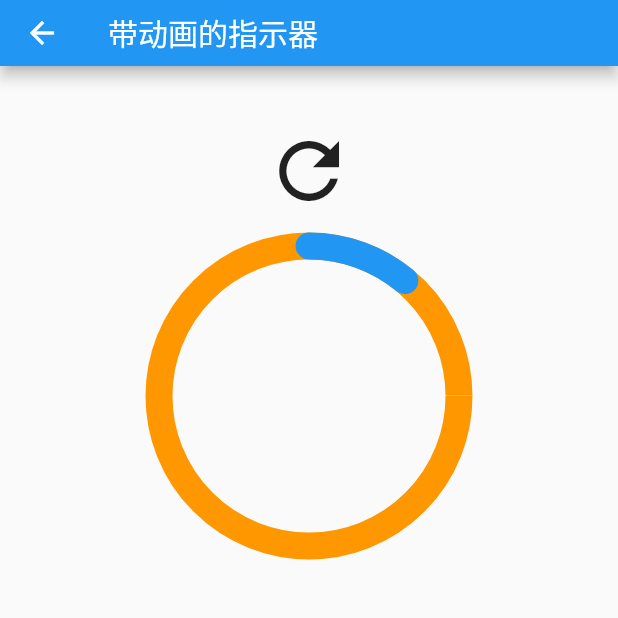
After one commit to dev-zhang/flutter_study, a Flutter app: the AnimatedIndicatorPage screen opened directly, after a tap on the "refresh" icon, on a phone screen of 412 x 824 dp, the top half of it. The commit adds this screen. Run offline on Flutter 3.47's test engine with Material 2 defaults, Android fonts, the phone set to English and light mode, and no system bars; our stand-ins replace event_bus, flutter_svg; missing offline and left inert: color_thief_flutter.

Commit message:
新增带动画的圆形进度指示器示例。

```diff
--- /dev/null
+++ b/lib/animation/animated_indicator_page.dart
@@ -0,0 +1,59 @@
+import 'dart:math';
+
+import 'package:flutter/material.dart';
+import 'package:flutter_study/animation/widget/animated_circular_progress_indicator.dart';
+import 'package:flutter_study/constant/constant.dart';
+
+class AnimatedIndicatorPage extends StatefulWidget {
+  @override
+  _AnimatedIndicatorPageState createState() => _AnimatedIndicatorPageState();
+}
+
+class _AnimatedIndicatorPageState extends State<AnimatedIndicatorPage> {
+  double _progress;
+
+  @override
+  Widget build(BuildContext context) {
+    return Scaffold(
+      appBar: PreferredSize(
+        child: AppBar(title: Text('带动画的指示器')),
+        preferredSize: Size.fromHeight(kAppBarHeight),
+      ),
+      body: Container(
+        width: double.infinity,
+        child: SingleChildScrollView(
+          padding: EdgeInsets.only(top: 40),
+          child: Column(
+            mainAxisAlignment: MainAxisAlignment.center,
+            mainAxisSize: MainAxisSize.max,
+            children: <Widget>[
+              FlatButton(
+                onPressed: () {
+                  setState(() {
+                    _progress = Random().nextDouble();
+                  });
+                },
+                child: Icon(
+                  Icons.refresh,
+                  size: 60,
+                ),
+              ),
+              SizedBox(height: 20),
+              Container(
+                width: 200,
+                height: 200,
+                child: AnimatedCircularProgressIndicator(
+                  duration: Duration(milliseconds: 400),
+                  value: _progress,
+                  strokeWidth: 18,
+                  backgroundColor: Colors.orange,
+                ),
+              ),
+              SizedBox(height: 20),
+            ],
+          ),
+        ),
+      ),
+    );
+  }
+}
--- a/lib/animation/animation_page.dart
+++ b/lib/animation/animation_page.dart
@@ -1,5 +1,6 @@
 import 'package:flutter/material.dart';
 import 'package:flutter_study/animation/animated_builder_page.dart';
+import 'package:flutter_study/animation/animated_indicator_page.dart';
 import 'package:flutter_study/animation/animated_switcher_page.dart';
 import 'package:flutter_study/animation/animated_widget_page.dart';
 import 'package:flutter_study/animation/animationcontroller_page.dart';
@@ -69,6 +70,11 @@ class AnimationPage extends StatelessWidget {
               title: '滚动的数字',
               targetPage: RollingNumberExamplePage(),
             ),
+            _buildItem(
+              context,
+              title: '带动画的指示器',
+              targetPage: AnimatedIndicatorPage(),
+            ),
           ],
         ),
       ),
--- /dev/null
+++ b/lib/animation/widget/animated_circular_progress_indicator.dart
@@ -0,0 +1,269 @@
+import 'package:flutter/material.dart';
+import 'dart:math' as math;
+
+const double _kMinCircularProgressIndicatorSize = 36.0;
+
+// Tweens used by circular progress indicator
+final Animatable<double> _kStrokeHeadTween = CurveTween(
+  curve: const Interval(0.0, 0.5, curve: Curves.fastOutSlowIn),
+).chain(CurveTween(
+  curve: const SawTooth(5),
+));
+
+final Animatable<double> _kStrokeTailTween = CurveTween(
+  curve: const Interval(0.5, 1.0, curve: Curves.fastOutSlowIn),
+).chain(CurveTween(
+  curve: const SawTooth(5),
+));
+
+final Animatable<int> _kStepTween = StepTween(begin: 0, end: 5);
+
+final Animatable<double> _kRotationTween = CurveTween(curve: const SawTooth(5));
+
+class AnimatedCircularProgressIndicator extends ProgressIndicator {
+  AnimatedCircularProgressIndicator({
+    Key key,
+    double value,
+    Color backgroundColor,
+    Animation<Color> valueColor,
+    this.strokeWidth,
+    @required this.duration,
+    String semanticsLabel,
+    String semanticsValue,
+  })  : assert(duration != null),
+        super(
+          key: key,
+          value: value,
+          backgroundColor: backgroundColor,
+          valueColor: valueColor,
+          semanticsLabel: semanticsLabel,
+          semanticsValue: semanticsValue,
+        );
+
+  final double strokeWidth;
+  final Duration duration;
+
+  @override
+  _AnimatedCircularProgressIndicatorState createState() =>
+      _AnimatedCircularProgressIndicatorState();
+}
+
+class _AnimatedCircularProgressIndicatorState
+    extends State<AnimatedCircularProgressIndicator>
+    with TickerProviderStateMixin {
+  AnimationController _animationController;
+  AnimationController _controller;
+
+  Animation<double> _progressAnimation;
+
+  @override
+  void initState() {
+    _animationController = AnimationController(
+      vsync: this,
+      duration: widget.duration,
+    );
+
+    if (widget.value != null) {
+      _progressAnimation =
+          Tween<double>(begin: widget.value).animate(_animationController);
+    }
+
+    _controller = AnimationController(
+      duration: const Duration(seconds: 5),
+      vsync: this,
+    );
+    if (widget.value == null) _controller.repeat();
+
+    super.initState();
+  }
+
+  @override
+  void didUpdateWidget(AnimatedCircularProgressIndicator oldWidget) {
+    super.didUpdateWidget(oldWidget);
+
+    // 处理widget.value == null or oldWidget.value == null 的情况
+    if (widget.value != oldWidget.value && widget.value != null) {
+      // update
+      double oldValue = oldWidget.value ?? 0;
+      double bouncingValue = widget.value *
+          (1 +
+              (10 / 100) *
+                  (widget.value - oldValue) /
+                  (widget.value - oldValue).abs());
+      bouncingValue = bouncingValue.clamp(0, 1).toDouble();
+      _progressAnimation = TweenSequence(
+        <TweenSequenceItem<double>>[
+          TweenSequenceItem(
+            tween: Tween(
+              begin: oldValue,
+              end: bouncingValue,
+            ).chain(CurveTween(curve: Curves.ease)),
+            weight: 3 / 4,
+          ),
+          TweenSequenceItem(
+            tween: Tween(begin: bouncingValue, end: widget.value)
+                .chain(CurveTween(curve: Curves.ease)),
+            weight: 1 / 4,
+          ),
+        ],
+      ).animate(_animationController);
+      _animationController.forward(from: 0);
+    }
+
+    if (widget.value == null && !_controller.isAnimating)
+      _controller.repeat();
+    else if (widget.value != null && _controller.isAnimating)
+      _controller.stop();
+  }
+
+  @override
+  void dispose() {
+    _animationController.dispose();
+    _controller.dispose();
+    super.dispose();
+  }
+
+  @override
+  Widget build(BuildContext context) {
+    if (widget.value != null) {
+      return AnimatedBuilder(
+        animation: _progressAnimation,
+        builder: (BuildContext context, Widget child) {
+          return _buildIndicator(
+            context,
+            0,
+            0,
+            0,
+            0,
+            value: _progressAnimation.value,
+          );
+        },
+      );
+    } else {
+      return _buildAnimation();
+    }
+  }
+
+  Widget _buildIndicator(BuildContext context, double headValue,
+      double tailValue, int stepValue, double rotationValue,
+      {double value}) {
+    String expandedSemanticsValue = widget.semanticsValue;
+    if (widget.value != null) {
+      expandedSemanticsValue ??= '${(widget.value * 100).round()}%';
+    }
+    return Semantics(
+      label: widget.semanticsLabel,
+      value: expandedSemanticsValue,
+      child: Container(
+        constraints: const BoxConstraints(
+          minWidth: _kMinCircularProgressIndicatorSize,
+          minHeight: _kMinCircularProgressIndicatorSize,
+        ),
+        child: CustomPaint(
+          painter: _CircularProgressIndicatorPainter(
+            backgroundColor: widget.backgroundColor,
+            valueColor:
+                widget.valueColor?.value ?? Theme.of(context).accentColor,
+            value: value, // may be null
+            headValue:
+                headValue, // remaining arguments are ignored if widget.value is not null
+            tailValue: tailValue,
+            stepValue: stepValue,
+            rotationValue: rotationValue,
+            strokeWidth: widget.strokeWidth,
+          ),
+        ),
+      ),
+    );
+  }
+
+  Widget _buildAnimation() {
+    return AnimatedBuilder(
+      animation: _controller,
+      builder: (BuildContext context, Widget child) {
+        return _buildIndicator(
+          context,
+          _kStrokeHeadTween.evaluate(_controller),
+          _kStrokeTailTween.evaluate(_controller),
+          _kStepTween.evaluate(_controller),
+          _kRotationTween.evaluate(_controller),
+        );
+      },
+    );
+  }
+}
+
+class _CircularProgressIndicatorPainter extends CustomPainter {
+  _CircularProgressIndicatorPainter({
+    this.backgroundColor,
+    this.valueColor,
+    this.value,
+    this.headValue,
+    this.tailValue,
+    this.stepValue,
+    this.rotationValue,
+    this.strokeWidth,
+  })  : arcStart = value != null
+            ? _startAngle
+            : _startAngle +
+                tailValue * 3 / 2 * math.pi +
+                rotationValue * math.pi * 1.7 -
+                stepValue * 0.8 * math.pi,
+        arcSweep = value != null
+            ? value.clamp(0.0, 1.0) * _sweep
+            : math.max(
+                headValue * 3 / 2 * math.pi - tailValue * 3 / 2 * math.pi,
+                _epsilon);
+
+  final Color backgroundColor;
+  final Color valueColor;
+  final double value;
+  final double headValue;
+  final double tailValue;
+  final int stepValue;
+  final double rotationValue;
+  final double strokeWidth;
+  final double arcStart;
+  final double arcSweep;
+
+  static const double _twoPi = math.pi * 2.0;
+  static const double _epsilon = .001;
+  // Canvas.drawArc(r, 0, 2*PI) doesn't draw anything, so just get close.
+  static const double _sweep = _twoPi - _epsilon;
+  static const double _startAngle = -math.pi / 2.0;
+
+  @override
+  void paint(Canvas canvas, Size size) {
+    final Paint paint = Paint()
+      ..color = valueColor
+      ..strokeWidth = strokeWidth
+      ..style = PaintingStyle.stroke;
+    if (backgroundColor != null) {
+      final Paint backgroundPaint = Paint()
+        ..color = backgroundColor
+        ..strokeWidth = strokeWidth
+        ..style = PaintingStyle.stroke;
+      canvas.drawArc(Offset.zero & size, 0, _sweep, false, backgroundPaint);
+    }
+
+    if (value == null) // Indeterminate
+      paint.strokeCap = StrokeCap.square;
+
+    // 端点形状，圆形
+    paint.strokeCap = StrokeCap.round;
+
+    canvas.drawArc(Offset.zero & size, arcStart, arcSweep, false, paint);
+  }
+
+  @override
+  bool shouldRepaint(_CircularProgressIndicatorPainter oldPainter) {
+    return oldPainter.backgroundColor != backgroundColor ||
+        oldPainter.valueColor != valueColor ||
+        oldPainter.value != value ||
+        oldPainter.headValue != headValue ||
+        oldPainter.tailValue != tailValue ||
+        oldPainter.stepValue != stepValue ||
+        oldPainter.rotationValue != rotationValue ||
+        oldPainter.strokeWidth != strokeWidth;
+  }
+}
```
